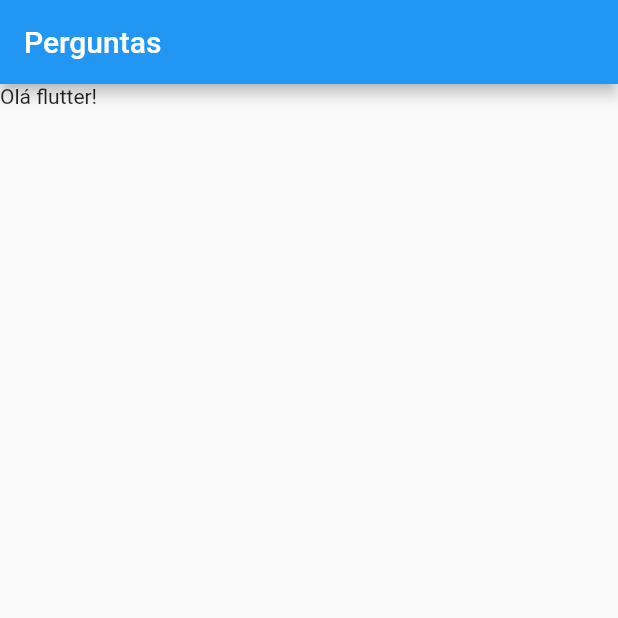
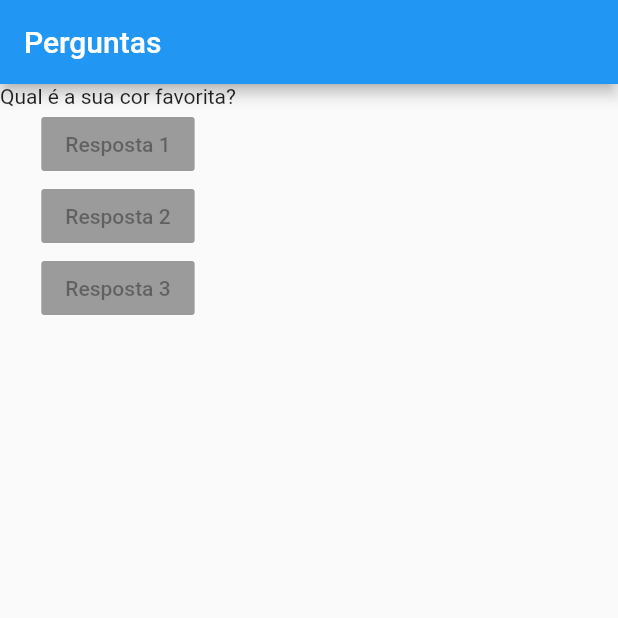
Before and after one commit to EduardoShibukawa/curso-cod3r-flutter, a Flutter app: the screen it shows after launch, on a phone screen of 412 x 824 dp, the top half of it. Run offline on Flutter 3.47's test engine with Material 2 defaults, Android fonts, the phone set to English and light mode, and no system bars.

Commit message:
Adicionando primeira pergunta

```diff
--- a/projeto_perguntas/lib/main.dart
+++ b/projeto_perguntas/lib/main.dart
@@ -7,12 +7,33 @@ main() => runApp(new PerguntaApp());
 class PerguntaApp extends StatelessWidget{
   @override
   Widget build(BuildContext context) {
+    final perguntas = [
+      'Qual é a sua cor favorita?',
+      'Qual é o seu animal favorito?',
+    ];
+
     return MaterialApp(
       home: Scaffold(
         appBar: AppBar(
           title: Text("Perguntas"),
         ),
-        body: Text("Olá flutter!"),
+        body: Column(
+          children: <Widget>[
+            Text(perguntas[0]),
+             RaisedButton(
+               child: Text('Resposta 1'),
+               onPressed: null,
+             ),
+             RaisedButton(
+               child: Text('Resposta 2'),
+               onPressed: null,
+             ),
+             RaisedButton(
+               child: Text('Resposta 3'),
+               onPressed: null,
+             ),
+          ],
+        ),
       ),
     );
   }
```
